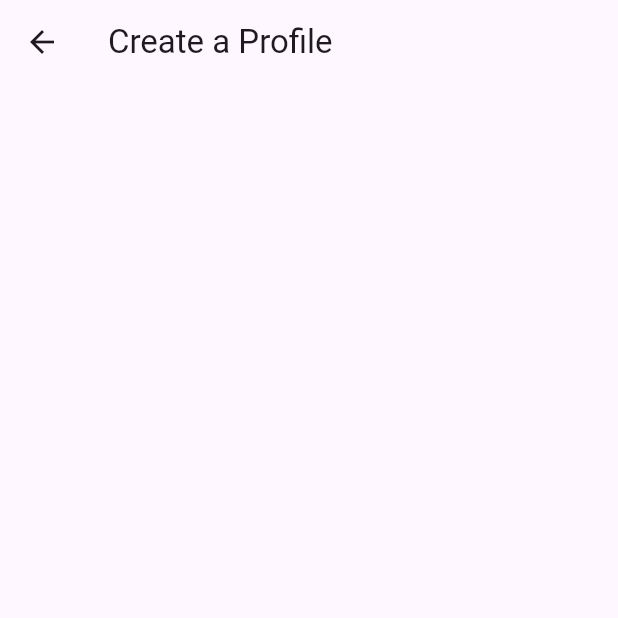
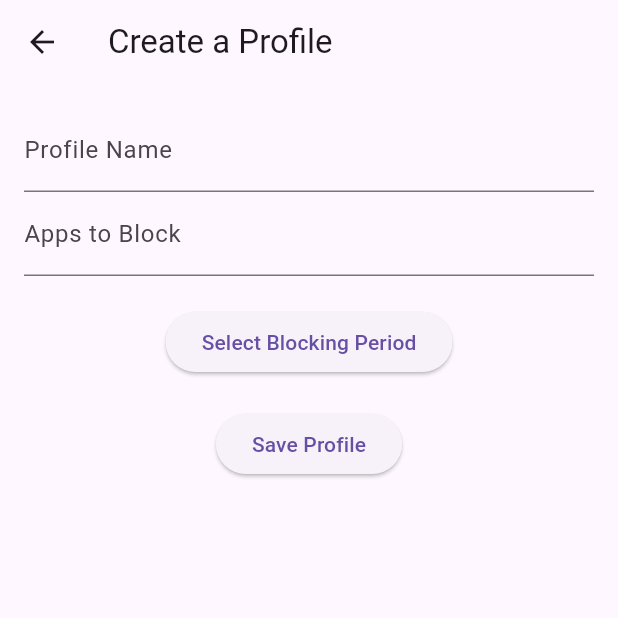
Before and after one commit to navedn/octo-couscous, a Flutter app: the CreateProfileScreen screen opened directly, on a phone screen of 412 x 824 dp, the top half of it. Run offline on Flutter 3.47's test engine with Material 3 defaults, Android fonts, the phone set to English and light mode, and no system bars.

Commit message:
CreateProfileScreen now is a form that allows users to input their preferences.

```diff
--- a/lib/screens/create_profile_screen.dart
+++ b/lib/screens/create_profile_screen.dart
@@ -1,3 +1,4 @@
+import 'package:app_blocker/screens/profile_screen.dart';
 import 'package:flutter/material.dart';
 
 class CreateProfileScreen extends StatefulWidget {
@@ -8,12 +9,96 @@ class CreateProfileScreen extends StatefulWidget {
 }
 
 class _CreateProfileScreenState extends State<CreateProfileScreen> {
+  final _formKey = GlobalKey<FormState>();
+  final _nameController = TextEditingController();
+  final _appsController = TextEditingController();
+  DateTimeRange? _blockingPeriod;
+
+  @override
+  void dispose() {
+    _nameController.dispose();
+    _appsController.dispose();
+    super.dispose();
+  }
+
+  Future<void> _selectBlockingPeriod(BuildContext context) async {
+    final DateTimeRange? picked = await showDateRangePicker(
+      context: context,
+      firstDate: DateTime.now(),
+      lastDate: DateTime(2100),
+      initialDateRange: _blockingPeriod,
+    );
+    if (picked != null) {
+      setState(() {
+        _blockingPeriod = picked;
+      });
+    }
+  }
+
+  void _saveProfile() {
+    if (_formKey.currentState!.validate() && _blockingPeriod != null) {
+      final profile = Profile(
+        name: _nameController.text,
+        appsToBlock: _appsController.text.split(','),
+        blockingPeriod: _blockingPeriod!,
+      );
+      // Save the profile (e.g., using a state management solution)
+      Navigator.pop(context, profile);
+    }
+  }
+
   @override
   Widget build(BuildContext context) {
     return Scaffold(
       appBar: AppBar(
         title: const Text('Create a Profile'),
       ),
+      body: Padding(
+        padding: const EdgeInsets.all(16.0),
+        child: Form(
+          key: _formKey,
+          child: Column(
+            children: [
+              TextFormField(
+                controller: _nameController,
+                decoration: const InputDecoration(labelText: 'Profile Name'),
+                validator: (value) {
+                  if (value == null || value.isEmpty) {
+                    return 'Please enter a profile name';
+                  }
+                  return null;
+                },
+              ),
+              TextFormField(
+                controller: _appsController,
+                decoration: const InputDecoration(
+                  labelText: 'Apps to Block',
+                ),
+                validator: (value) {
+                  if (value == null || value.isEmpty) {
+                    return 'Please enter at least one app';
+                  }
+                  return null;
+                },
+              ),
+              const SizedBox(height: 20),
+              ElevatedButton(
+                onPressed: () => _selectBlockingPeriod(context),
+                child: const Text('Select Blocking Period'),
+              ),
+              if (_blockingPeriod != null)
+                Text(
+                  'Blocking Period: ${_blockingPeriod!.start.toLocal()} - ${_blockingPeriod!.end.toLocal()}',
+                ),
+              const SizedBox(height: 20),
+              ElevatedButton(
+                onPressed: _saveProfile,
+                child: const Text('Save Profile'),
+              ),
+            ],
+          ),
+        ),
+      ),
     );
   }
 }
--- a/lib/screens/profile_screen.dart
+++ b/lib/screens/profile_screen.dart
@@ -6,6 +6,18 @@ class ProfileScreen extends StatefulWidget {
 
   @override
   _ProfileScreenState createState() => _ProfileScreenState();
+}
+
+class Profile {
+  String name;
+  List<String> appsToBlock;
+  DateTimeRange blockingPeriod;
+
+  Profile({
+    required this.name,
+    required this.appsToBlock,
+    required this.blockingPeriod,
+  });
 }
 
 class _ProfileScreenState extends State<ProfileScreen> {
```
